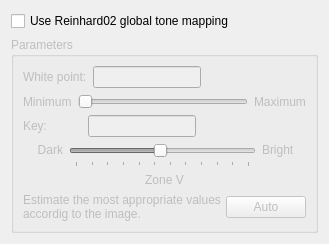
Above: qt4Image/ui/tonemap.ui from edgarv/hdritools before the change. Below: the same form after it.
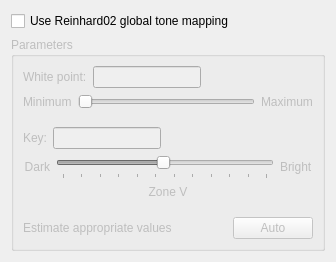
That is the form after the change.

Commit message: Improved layout, particularly on Linux

Diff of the .ui file:
```diff
--- a/qt4Image/ui/tonemap.ui
+++ b/qt4Image/ui/tonemap.ui
@@ -6,8 +6,8 @@
    <rect>
     <x>0</x>
     <y>0</y>
-    <width>329</width>
-    <height>244</height>
+    <width>336</width>
+    <height>262</height>
    </rect>
   </property>
   <property name="sizePolicy">
@@ -32,6 +32,12 @@
      <property name="enabled">
       <bool>false</bool>
      </property>
+     <property name="sizePolicy">
+      <sizepolicy hsizetype="Preferred" vsizetype="Preferred">
+       <horstretch>0</horstretch>
+       <verstretch>0</verstretch>
+      </sizepolicy>
+     </property>
      <property name="minimumSize">
       <size>
        <width>260</width>
@@ -41,11 +47,11 @@
      <property name="title">
       <string>Parameters</string>
      </property>
-     <layout class="QVBoxLayout" name="verticalLayout">
-      <property name="spacing">
-       <number>0</number>
+     <layout class="QGridLayout" name="gridLayout">
+      <property name="sizeConstraint">
+       <enum>QLayout::SetDefaultConstraint</enum>
       </property>
-      <item>
+      <item row="0" column="0">
        <layout class="QVBoxLayout" name="whitePointLyt">
         <property name="spacing">
          <number>6</number>
@@ -67,6 +73,12 @@
           </item>
           <item>
            <widget class="QLineEdit" name="whitePointTxt">
+            <property name="sizePolicy">
+             <sizepolicy hsizetype="Fixed" vsizetype="Fixed">
+              <horstretch>0</horstretch>
+              <verstretch>0</verstretch>
+             </sizepolicy>
+            </property>
             <property name="maxLength">
              <number>127</number>
             </property>
@@ -117,20 +129,7 @@
         </item>
        </layout>
       </item>
-      <item>
-       <spacer name="verticalSpacer_1">
-        <property name="orientation">
-         <enum>Qt::Vertical</enum>
-        </property>
-        <property name="sizeHint" stdset="0">
-         <size>
-          <width>20</width>
-          <height>12</height>
-         </size>
-        </property>
-       </spacer>
-      </item>
-      <item>
+      <item row="2" column="0">
        <layout class="QVBoxLayout" name="keyLyt">
         <property name="spacing">
          <number>6</number>
@@ -141,7 +140,7 @@
            <widget class="QLabel" name="keyLbl">
             <property name="minimumSize">
              <size>
-              <width>59</width>
+              <width>0</width>
               <height>0</height>
              </size>
             </property>
@@ -202,9 +201,15 @@
            <layout class="QHBoxLayout" name="keySldrLyt">
             <item>
              <widget class="QLabel" name="darkLbl">
+              <property name="sizePolicy">
+               <sizepolicy hsizetype="Preferred" vsizetype="Preferred">
+                <horstretch>0</horstretch>
+                <verstretch>0</verstretch>
+               </sizepolicy>
+              </property>
               <property name="minimumSize">
                <size>
-                <width>40</width>
+                <width>0</width>
                 <height>0</height>
                </size>
               </property>
@@ -212,7 +217,7 @@
                <string>Dark</string>
               </property>
               <property name="alignment">
-               <set>Qt::AlignRight|Qt::AlignTop|Qt::AlignTrailing</set>
+               <set>Qt::AlignRight|Qt::AlignTrailing|Qt::AlignVCenter</set>
               </property>
              </widget>
             </item>
@@ -246,9 +251,15 @@
             </item>
             <item>
              <widget class="QLabel" name="brightLbl">
+              <property name="sizePolicy">
+               <sizepolicy hsizetype="Preferred" vsizetype="Preferred">
+                <horstretch>0</horstretch>
+                <verstretch>0</verstretch>
+               </sizepolicy>
+              </property>
               <property name="minimumSize">
                <size>
-                <width>44</width>
+                <width>0</width>
                 <height>0</height>
                </size>
               </property>
@@ -256,7 +267,7 @@
                <string>Bright</string>
               </property>
               <property name="alignment">
-               <set>Qt::AlignLeading|Qt::AlignLeft|Qt::AlignTop</set>
+               <set>Qt::AlignLeading|Qt::AlignLeft|Qt::AlignVCenter</set>
               </property>
              </widget>
             </item>
@@ -276,28 +287,27 @@
         </item>
        </layout>
       </item>
-      <item>
-       <spacer name="verticalSpacer_2">
-        <property name="orientation">
-         <enum>Qt::Vertical</enum>
-        </property>
-        <property name="sizeHint" stdset="0">
-         <size>
-          <width>20</width>
-          <height>12</height>
-         </size>
-        </property>
-       </spacer>
-      </item>
-      <item>
+      <item row="4" column="0">
        <layout class="QHBoxLayout" name="autoLyt">
         <item>
          <widget class="QLabel" name="autoDescLbl">
+          <property name="sizePolicy">
+           <sizepolicy hsizetype="Minimum" vsizetype="Preferred">
+            <horstretch>0</horstretch>
+            <verstretch>0</verstretch>
+           </sizepolicy>
+          </property>
           <property name="text">
-           <string>Estimate the most appropriate values accordig to the image.</string>
+           <string>Estimate appropriate values</string>
+          </property>
+          <property name="scaledContents">
+           <bool>false</bool>
           </property>
           <property name="wordWrap">
-           <bool>true</bool>
+           <bool>false</bool>
+          </property>
+          <property name="buddy">
+           <cstring>pushButton</cstring>
           </property>
          </widget>
         </item>
@@ -323,6 +333,32 @@
         </item>
        </layout>
       </item>
+      <item row="1" column="0">
+       <spacer name="verticalSpacer">
+        <property name="orientation">
+         <enum>Qt::Vertical</enum>
+        </property>
+        <property name="sizeHint" stdset="0">
+         <size>
+          <width>20</width>
+          <height>10</height>
+         </size>
+        </property>
+       </spacer>
+      </item>
+      <item row="3" column="0">
+       <spacer name="verticalSpacer_2">
+        <property name="orientation">
+         <enum>Qt::Vertical</enum>
+        </property>
+        <property name="sizeHint" stdset="0">
+         <size>
+          <width>20</width>
+          <height>10</height>
+         </size>
+        </property>
+       </spacer>
+      </item>
      </layout>
     </widget>
    </item>
```
